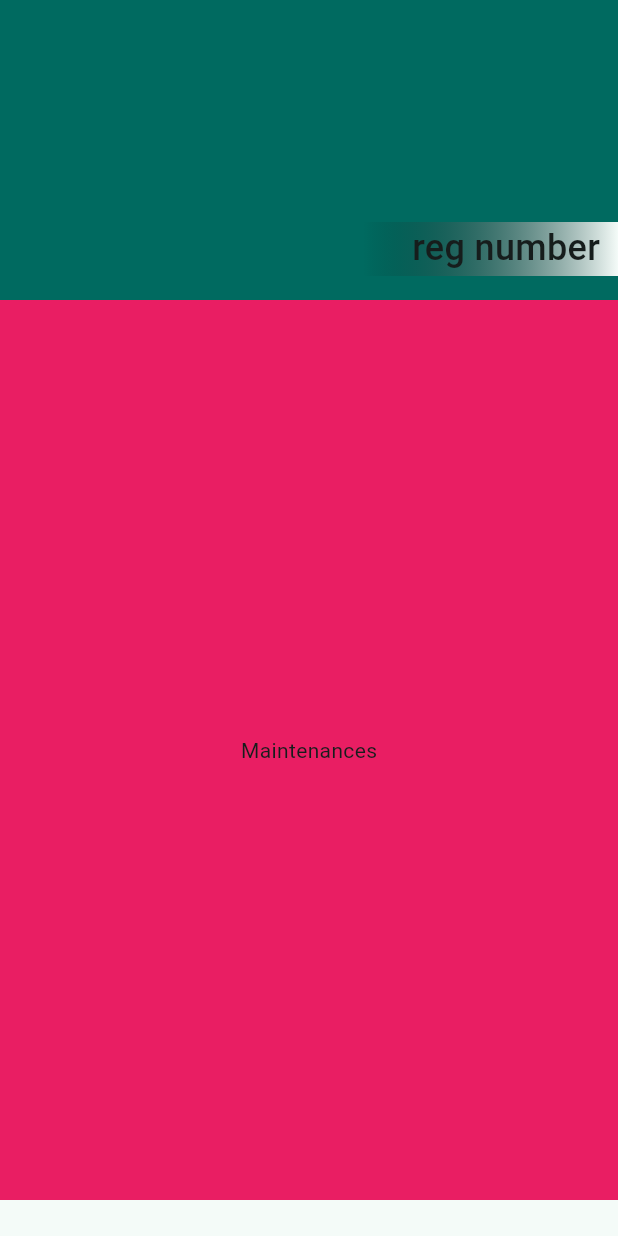
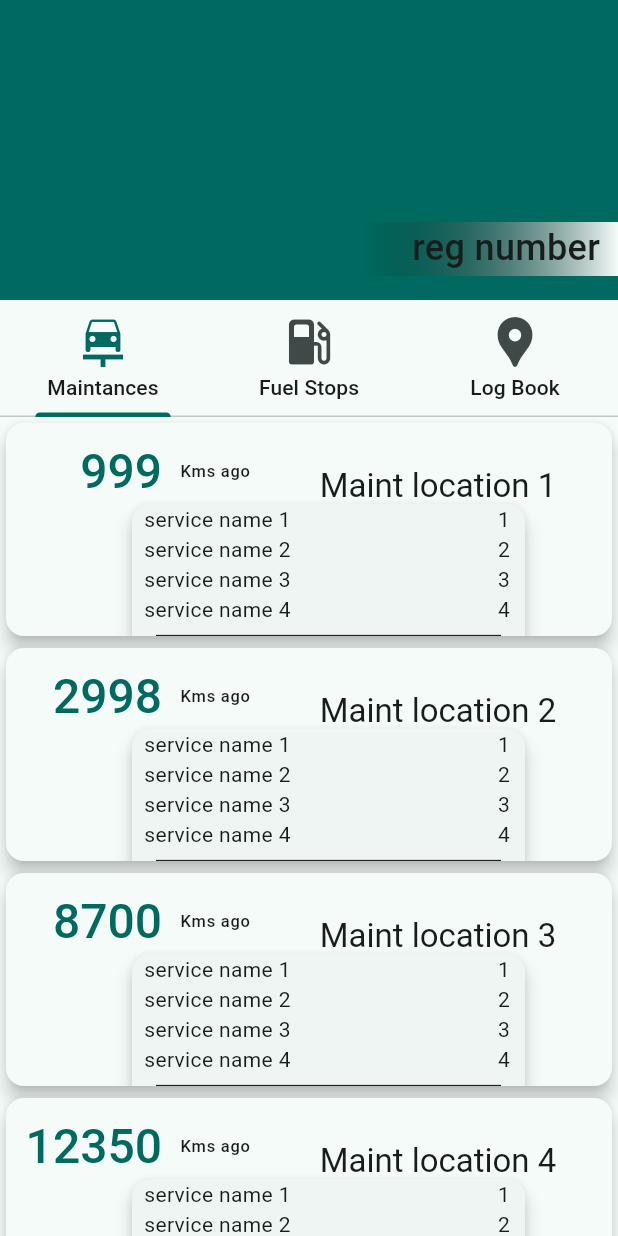
Before and after one commit to IHKodifier/ui_playground, a Flutter app: the screen it shows after launch, on a phone screen of 412 x 824 dp. Run offline on Flutter 3.47's test engine with Material 2 defaults, Android fonts, the phone set to English and light mode, and no system bars; our stand-ins replace cloud_firestore, equatable, flutter_riverpod; accounts and stored records are empty.

Commit message:
H20 15 AUG

```diff
--- a/lib/data.dart
+++ b/lib/data.dart
@@ -1,56 +1,106 @@
-import 'dart:developer';
+import 'package:ui_playground/models/maintenance.dart';
 import 'package:ui_playground/models/service.dart';
-import 'package:cloud_firestore/cloud_firestore.dart';
-import 'package:ui_playground/models/maintenance.dart';
 import 'package:ui_playground/models/vehicle.dart';
 
-Vehicle vehicle=Vehicle(id: '999',
+Vehicle vehicle1 = Vehicle(
+    id: '999',
     doors: 5,
-driven: 99000,
-images: ['url1',
-'url2'],
+    driven: 97000,
+    images: ['url1', 'url2'],
     maintenances: maintenancesList,
     make: 'Make',
     model: 'Model',
     reg: 'reg number',
     regCity: 'regcity',
     year: 'year 99');
-List<Maintenance> maintenancesList=<Maintenance>[
-  Maintenance(cost: 1234,
+List<Maintenance> maintenancesList = <Maintenance>[
+  Maintenance(
+    cost: 1234,
     id: 'Maintenance id 1',
-  kmsDriven: 99001,
+    kmsDriven: 96001,
     litres: 1,
     location: 'Maint location 1',
     services: servicesList,
     timestamp: DateTime.now(),
   ),
-  Maintenance(cost: 5678,
+  Maintenance(
+    cost: 5678,
     id: 'Maintenance id 2',
-  kmsDriven: 99002,
+    kmsDriven: 94002,
     litres: 2,
-  location: 'Maint location',
+    location: 'Maint location 2',
     services: servicesList,
     timestamp: DateTime.now(),
   ),
-  Maintenance(cost: 9101112,
+  Maintenance(
+    cost: 91003,
     id: 'Maintenance id 3',
-  kmsDriven: 99003,
+    kmsDriven: 88300,
     litres: 3,
     location: 'Maint location 3',
+    services: servicesList,
+    timestamp: DateTime.now(),
+  ),
+  Maintenance(
+    cost: 9101112,
+    id: 'Maintenance id 4',
+    kmsDriven: 84650,
+    litres: 3,
+    location: 'Maint location 4',
+    services: servicesList,
+    timestamp: DateTime.now(),
+  ),
+  Maintenance(
+    cost: 9101112,
+    id: 'Maintenance id 5',
+    kmsDriven: 99005,
+    litres: 3,
+    location: 'Maint location 5',
+    services: servicesList,
+    timestamp: DateTime.now(),
+  ),
+  Maintenance(
+    cost: 9101112,
+    id: 'Maintenance id 6',
+    kmsDriven: 99005,
+    litres: 3,
+    location: 'Maint location 6',
+    services: servicesList,
+    timestamp: DateTime.now(),
+  ),
+  Maintenance(
+    cost: 9101112,
+    id: 'Maintenance id 7',
+    kmsDriven: 99005,
+    litres: 3,
+    location: 'Maint location 7',
+    services: servicesList,
+    timestamp: DateTime.now(),
+  ),
+  Maintenance(
+    cost: 9101112,
+    id: 'Maintenance id 8',
+    kmsDriven: 99005,
+    litres: 3,
+    location: 'Maint location 8',
+    services: servicesList,
+    timestamp: DateTime.now(),
+  ),
+  Maintenance(
+    cost: 9101112,
+    id: 'Maintenance id 9',
+    kmsDriven: 99005,
+    litres: 3,
+    location: 'Maint location 9',
     services: servicesList,
     timestamp: DateTime.now(),
   ),
 
 ];
 
-
-List<Service> servicesList= <Service>[
-  Service(name: 'service name 1',
-  cost: 1),
-  Service(name: 'service name 2',
-  cost: 2),
-  Service(name: 'service name 3',
-  cost: 3),
-  Service(name: 'service name 4',
-  cost: 4),
+List<Service> servicesList = <Service>[
+  Service(name: 'service name 1', cost: 1),
+  Service(name: 'service name 2', cost: 2),
+  Service(name: 'service name 3', cost: 3),
+  Service(name: 'service name 4', cost: 4),
 ];
--- /dev/null
+++ b/lib/fuelStopsPage.dart
@@ -0,0 +1,16 @@
+import 'package:flutter/material.dart';
+import 'package:flutter_riverpod/flutter_riverpod.dart';
+
+class FuelStopsPage extends ConsumerWidget {
+  const FuelStopsPage({super.key});
+
+  @override
+  Widget build(BuildContext context, WidgetRef ref) {
+    return Container(
+      height: 50,
+      width: 50,
+      color: Colors.blue,
+      child: Center(child: Text('Fuel Stops')),
+    );
+  }
+}
--- /dev/null
+++ b/lib/homepage.dart
@@ -0,0 +1,143 @@
+import 'package:flutter/material.dart';
+import 'package:ui_playground/data.dart';
+import 'package:ui_playground/fuelStopsPage.dart';
+import 'package:ui_playground/logbookPage.dart';
+import 'package:ui_playground/models/maintenances_tab.dart';
+
+class MyHomePage extends StatefulWidget {
+  const MyHomePage({super.key, required this.title});
+
+  final String title;
+
+  @override
+  State<MyHomePage> createState() => _MyHomePageState();
+}
+
+class _MyHomePageState extends State<MyHomePage> with TickerProviderStateMixin {
+  // Widget tabBar() {
+  //   return SliverToBoxAdapter(
+  //     child: tabBar(),
+  //   );
+  // }
+
+  @override
+  Widget build(BuildContext context) {
+    TabController tabController = TabController(length: 3, vsync: this);
+
+    final tabBar = TabBar(
+      controller: tabController,
+      // indicator: BoxDecoration(
+      //     borderRadius: BorderRadius.circular(6),
+      //     color: Theme.of(context).colorScheme.surface),
+      tabs: [
+        Padding(
+          padding: const EdgeInsets.all(8.0),
+          child: Column(
+            children: [
+              Icon(
+                Icons.car_repair,
+                size: 40,
+              ),
+              Text(
+                'Maintances',
+                style: Theme.of(context).textTheme.titleSmall,
+              ),
+            ],
+          ),
+        ),
+        Padding(
+          padding: const EdgeInsets.all(8.0),
+          child: Column(
+            children: [
+              Icon(
+                Icons.local_gas_station_rounded,
+                size: 40,
+              ),
+              Text(
+                'Fuel Stops',
+                style: Theme.of(context).textTheme.titleSmall,
+              ),
+            ],
+          ),
+        ),
+        Padding(
+          padding: const EdgeInsets.all(8.0),
+          child: Column(
+            children: [
+              Icon(
+                Icons.location_pin,
+                size: 40,
+              ),
+              Text(
+                'Log Book',
+                style: Theme.of(context).textTheme.titleSmall,
+              ),
+            ],
+          ),
+        ),
+      ],
+    );
+
+    final tabBarView = SliverToBoxAdapter(
+      child: Container(
+        height: 600,
+        child: TabBarView(
+          controller: tabController,
+          physics: const PageScrollPhysics(),
+          children:  [
+            MaintenancesTab(),
+            const FuelStopsPage(),
+           const  LogBookPage(),
+          ],
+        ),
+      ),
+    );
+
+    final state = vehicle1;
+    return Scaffold(
+      body: CustomScrollView(
+        slivers: [
+          SliverAppBar(
+            // bottom: tabBarWidget(),
+            pinned: true,
+            floating: true,
+            backgroundColor: Theme.of(context).primaryColor,
+            expandedHeight: 200,
+            flexibleSpace: FlexibleSpaceBar(
+              title: SizedBox(
+                width: double.infinity,
+                child: DecoratedBox(
+                  decoration: BoxDecoration(
+                    gradient: LinearGradient(
+                      colors: [
+                        Theme.of(context).colorScheme.background,
+                        Colors.transparent,
+                      ],
+                      begin: Alignment.centerRight,
+                      end: Alignment.center,
+                    ),
+                  ),
+                  child: Row(
+                    mainAxisAlignment: MainAxisAlignment.spaceBetween,
+                    children: [
+                      const Spacer(),
+                      Text(
+                        state.reg!,
+                        style: Theme.of(context).textTheme.titleMedium,
+                      ),
+                      const SizedBox(
+                        width: 8,
+                      ),
+                    ],
+                  ),
+                ),
+              ),
+            ),
+          ),
+          SliverToBoxAdapter(child: tabBar),
+      tabBarView,
+        ],
+      ),
+    );
+  }
+}
--- /dev/null
+++ b/lib/logbookPage.dart
@@ -0,0 +1,16 @@
+import 'package:flutter/material.dart';
+import 'package:flutter_riverpod/flutter_riverpod.dart';
+
+class LogBookPage extends ConsumerWidget {
+  const LogBookPage({super.key});
+
+  @override
+  Widget build(BuildContext context, WidgetRef ref) {
+    return Container(
+      height: 50,
+      width: 50,
+      color: Colors.red,
+      child: Center(child: Text('Log Book')),
+    );
+  }
+}
--- a/lib/main.dart
+++ b/lib/main.dart
@@ -1,6 +1,6 @@
 import 'package:flutter/material.dart';
 import 'package:flutter_riverpod/flutter_riverpod.dart';
-import 'package:ui_playground/data.dart';
+import 'package:ui_playground/homepage.dart';
 
 void main() {
   runApp(const ProviderScope(child: MyApp()));
@@ -22,131 +22,3 @@ class MyApp extends StatelessWidget {
     );
   }
 }
-
-class MyHomePage extends StatefulWidget {
-  const MyHomePage({super.key, required this.title});
-
-  final String title;
-
-  @override
-  State<MyHomePage> createState() => _MyHomePageState();
-}
-
-class _MyHomePageState extends State<MyHomePage> {
-  int  _selectedPage = 0;
-
-  @override
-  Widget build(BuildContext context) {
-    final pageController = PageController(
-      initialPage: _selectedPage,
-    );
-
-    final pageView = PageView(
-      controller: pageController,
-      scrollDirection: Axis.horizontal,
-      physics: PageScrollPhysics(),
-           onPageChanged: (value) => setState(() {
-        _selectedPage = value;
-      }),
-
-      children: const [
-        MaintenancesPage(),
-        FuelStopsPage(),
-        LogBookPage(),
-      ],
-    );
-    final state = vehicle;
-    return Scaffold(
-      body: CustomScrollView(
-        slivers: [
-          SliverAppBar(
-            pinned: false,
-            floating: true,
-            backgroundColor: Theme.of(context).primaryColor,
-            expandedHeight: 200,
-            flexibleSpace: FlexibleSpaceBar(
-              title: SizedBox(
-                width: double.infinity,
-                child: DecoratedBox(
-                  decoration: BoxDecoration(
-                    gradient: LinearGradient(
-                      colors: [
-                        Theme.of(context).colorScheme.background,
-                        Colors.transparent,
-                      ],
-                      begin: Alignment.centerRight,
-                      end: Alignment.center,
-                    ),
-                  ),
-                  child: Row(
-                    mainAxisAlignment: MainAxisAlignment.spaceBetween,
-                    children: [
-                      const Spacer(),
-                      Text(
-                        state.reg!,
-                        style: Theme.of(context).textTheme.titleMedium,
-                      ),
-                      const SizedBox(
-                        width: 8,
-                      ),
-                    ],
-                  ),
-                ),
-              ),
-            ),
-          ),
-          SliverToBoxAdapter(
-            child: Container(
-              height: 600,
-              color: Colors.pink,
-              width: MediaQuery.of(context).size.width / 2,
-              child: pageView,
-            ),
-          ),
-        ],
-      ),
-    );
-  }
-}
-
-class MaintenancesPage extends ConsumerWidget {
-  const MaintenancesPage({super.key});
-
-  @override
-  Widget build(BuildContext context, WidgetRef ref) {
-    return Container(
-      // height: 50,
-      width: 50,
-      color: Colors.pink,
-      child: Center(child: Text('Maintenances')),
-    );
-  }
-}
-
-class FuelStopsPage extends ConsumerWidget {
-  const FuelStopsPage({super.key});
-
-  @override
-  Widget build(BuildContext context, WidgetRef ref) {
-    return Container(
-      height: 50,
-      width: 50,
-      color: Colors.blue,
-      child: Center(child: Text('Fuel Stops')),
-    );
-  }
-}
-
-class LogBookPage extends ConsumerWidget {
-  const LogBookPage({super.key});
-
-  @override
-  Widget build(BuildContext context, WidgetRef ref) {
-    return Container(
-      height: 50,
-      width: 50,
-      color: Colors.red,
-      child: Center(child: Text('Log Book')),
-    );
-  }
-}
--- /dev/null
+++ b/lib/maintenance_card.dart
@@ -0,0 +1,188 @@
+import 'package:flutter/material.dart';
+import 'package:ui_playground/data.dart';
+import 'package:ui_playground/models/maintenance.dart';
+import 'package:ui_playground/models/vehicle.dart';
+import 'package:ui_playground/utils.dart';
+
+class MaintenanceCard extends StatelessWidget {
+  MaintenanceCard({
+    super.key,
+    required this.maintenanceState,
+  });
+
+  final Maintenance maintenanceState;
+  final Vehicle vehicleState = vehicle1;
+
+  // Widget itemBuilder(BuildContext context, int index) {
+  //   return _maintenanceCard(context, index);
+  // }
+
+  Widget _maintenanceCard(
+    BuildContext context,
+  ) {
+    // Offset  offset = Offset(
+    //   0.0,0.0
+    // );
+    return SizedBox(
+      height: 150,
+      child: Card(
+        elevation: 5,
+        // shape: Shape,
+
+        color: Theme.of(context).colorScheme.surface,
+        margin: const EdgeInsets.all(4),
+        child: Stack(
+
+          children: [
+            Positioned(
+              left: 8,
+              top: 8,
+              width: 100,
+              child: Container(
+                // color: Colors.pink,
+                child: Padding(
+                  padding: const EdgeInsets.all(4.0),
+                  child: Text(
+
+                    (vehicleState.driven! - maintenanceState.kmsDriven)
+                        .toString(),
+                        textAlign: TextAlign.right,
+                    style: Theme.of(context).textTheme.headlineLarge?.copyWith(
+                        color: Theme.of(context).colorScheme.primary,
+                        fontWeight: FontWeight.w500),
+                  ),
+                ),
+              ),
+            ),
+            Positioned(
+              top: 16,
+              left: 108,
+              // width: 600,
+              child: Container(
+                // color: Colors.green,
+                child: Padding(
+                  padding: const EdgeInsets.all(8.0),
+                  child: Text(
+                    'Kms ago',
+                    style: Theme.of(context).textTheme.labelSmall,
+                  ),
+                ),
+              ),
+            ),
+            Positioned(
+                top: 20,
+                 left: 132.0+ 52.0,
+                right: 12,
+                 child: Container(
+                  // color: Colors.blue,
+                  child: Padding(
+                    padding: const EdgeInsets.all(8.0),
+                    child: Column(
+                      children: [
+                        Text(maintenanceState.location!,
+                                            style: Theme.of(context).textTheme.titleLarge,
+                          ),
+                          Text(
+                            // '${timeago.format(state.timestamp!)} ',
+                            '3 days ago',
+                            style: Theme.of(context).textTheme.labelSmall!.copyWith(fontStyle: FontStyle.italic),
+                          ),
+
+                      ],
+                    ),
+                  ))),
+          Positioned(
+                top: 50,
+                left: 80,
+
+                // child: Container(color: Colors.teal,
+                width: 270,
+                // height: do
+                child: Card(
+                  // color: Colors.white54,
+                  elevation: 5,
+                  margin: const EdgeInsets.all(4),
+                  child: Column(
+                      // shrinkWrap: true,
+
+                      // direction: Axis.vertical,
+                      mainAxisSize: MainAxisSize.max,
+                      children: [
+                        ...maintenanceState.services!
+                            .map(
+                              (e) => Padding(
+                                padding: const EdgeInsets.fromLTRB(8, 0, 2, 0),
+                                child: Row(
+                                  mainAxisAlignment:
+                                      MainAxisAlignment.spaceBetween,
+                                  children: [
+                                    Expanded(child: Text(e!.name)),
+                                    // SizedBox(width: 150),
+                                    const Spacer(),
+                                    Padding(
+                                      padding:
+                                          const EdgeInsets.only(right: 8.0),
+                                      child: Text(Utils.thousandify(e.cost)),
+                                    ),
+                                  ],
+                                ),
+                              ),
+                            )
+                            .toList(),
+                        // Spacer(),
+                        // SizedBox(height: 6,),
+                        const Padding(
+                          padding: EdgeInsets.symmetric(horizontal: 16.0),
+                          child: Divider(
+                            thickness: 1.5,
+                            color: Colors.black87,
+                          ),
+                        ),
+                        totalsRow(context),
+                        const SizedBox(
+                          height: 4,
+                        ),
+                      ]),
+                ))
+          ],
+
+        ),
+      ),
+    );
+  }
+  totalsRow(BuildContext context) {
+    return Row(
+      mainAxisAlignment: MainAxisAlignment.end,
+      children: [
+        // Divider(thickness: 3,
+        // color: Colors.black,),
+        Text(
+          'Total',
+          style: Theme.of(context)
+              .textTheme
+              .bodyLarge
+              ?.copyWith(fontSize: 18, fontWeight: FontWeight.w700),
+        ),
+        const SizedBox(width: 40),
+        // Spacer(),
+
+        Padding(
+          padding: const EdgeInsets.only(right: 4.0),
+          child: Text(
+            Utils.thousandify(maintenanceState.cost!),
+            style: Theme.of(context)
+                .textTheme
+                .bodyLarge
+                ?.copyWith(fontSize: 18, fontWeight: FontWeight.w700),
+          ),
+        ),
+      ],
+    );
+  }
+  @override
+  Widget build(BuildContext context) {
+    return _maintenanceCard(
+      context,
+    );
+  }
+}
--- /dev/null
+++ b/lib/models/maintenances_tab.dart
@@ -0,0 +1,31 @@
+import 'package:flutter/material.dart';
+import 'package:flutter_riverpod/flutter_riverpod.dart';
+import 'package:ui_playground/data.dart';
+import 'package:ui_playground/maintenance_card.dart';
+import 'package:ui_playground/models/maintenance.dart';
+import 'package:ui_playground/models/vehicle.dart';
+
+class MaintenancesTab extends ConsumerWidget {
+   MaintenancesTab({super.key});
+
+  final vehicleState = vehicle1;
+
+  Widget maintenanceCardItemBuilder(BuildContext context, int index) {
+    Maintenance maintenanceState = vehicle1.maintenances[index]!;
+    return
+    MaintenanceCard(maintenanceState: maintenanceState);
+  }
+
+  @override
+  Widget build(BuildContext context, WidgetRef ref) {
+    return
+        CustomScrollView(
+          slivers: [
+            SliverList(
+              delegate:SliverChildBuilderDelegate(
+             maintenanceCardItemBuilder,
+            childCount: vehicle1.maintenances.length,
+          ),),],
+        );
+  }
+}
--- /dev/null
+++ b/lib/utils.dart
@@ -0,0 +1,8 @@
+import 'package:intl/intl.dart';
+class Utils {
+
+  static String thousandify(int number) {
+    final formatter = NumberFormat('#,###');
+    return formatter.format(number);
+  }
+}
--- a/pubspec.yaml
+++ b/pubspec.yaml
@@ -38,6 +38,7 @@ dependencies:
   equatable: ^2.0.5
   cloud_firestore: ^4.8.4
   flutter_riverpod: ^2.3.6
+  intl: ^0.18.1
 
 dev_dependencies:
   flutter_test:
```
Also changed, not shown: 1 other file. Lines whose indentation alone changed are shown as unchanged.
